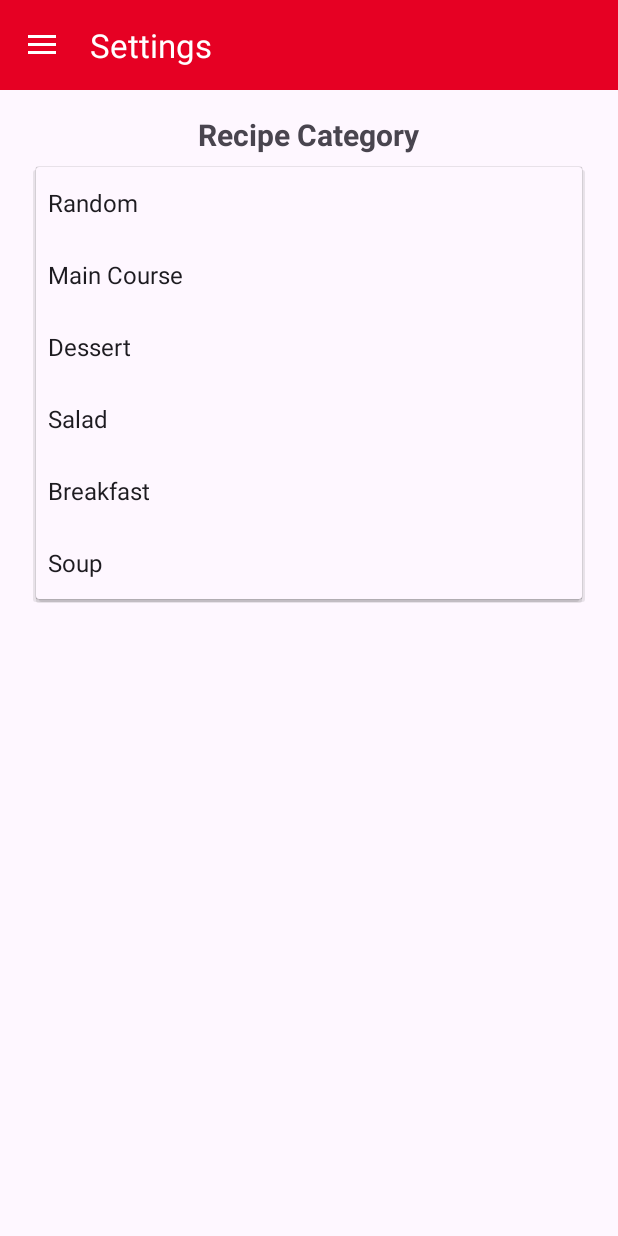
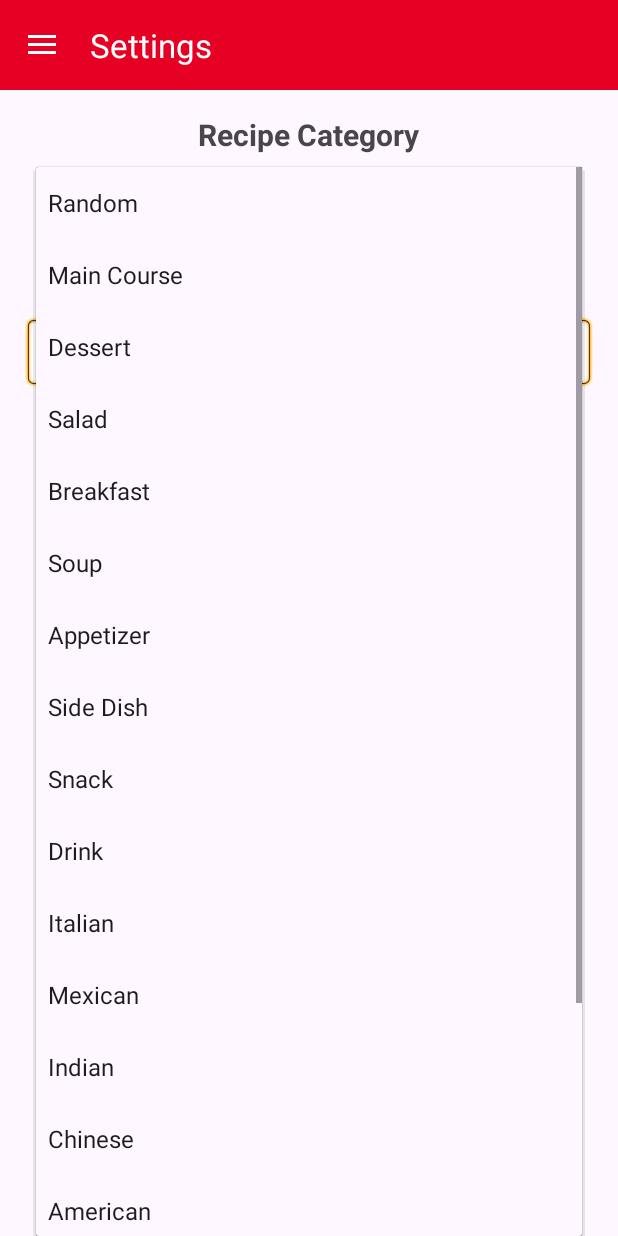
Before and after one commit to TJNgobeni/Open-Source-, an Android app: the SettingsFragment screen opened through its navigation route, after a tap on "Random", on a phone screen of 412 x 824 dp. Run offline under Robolectric (Android 15) with nearby library versions, the light colour scheme and no system bars; our stand-ins replace Firebase (no records; nobody signed in at launch, a user with empty details on screens opened directly), navigation-ui; network calls fail; pictures from the network do not load.

Commit message:
Added more categories and allergies editText

```diff
--- a/app/src/main/java/com/example/recipeapp/SettingsFragment.kt
+++ b/app/src/main/java/com/example/recipeapp/SettingsFragment.kt
@@ -1,5 +1,6 @@
 package com.example.recipeapp
 
+import android.annotation.SuppressLint
 import android.content.Context
 import android.os.Bundle
 import androidx.fragment.app.Fragment
@@ -8,6 +9,7 @@ import android.view.View
 import android.view.ViewGroup
 import android.widget.ArrayAdapter
 import android.widget.Button
+import android.widget.EditText
 import android.widget.Spinner
 import androidx.lifecycle.ViewModelProvider
 import androidx.navigation.fragment.findNavController
@@ -16,8 +18,10 @@ import com.example.recipeapp.viewmodel.RecipeViewModel
 class SettingsFragment : Fragment() {
 
     private lateinit var categorySpinner: Spinner
+    private lateinit var allergiesEditText: EditText
     private lateinit var recipeViewModel: RecipeViewModel
 
+    @SuppressLint("MissingInflatedId")
     override fun onCreateView(
         inflater: LayoutInflater, container: ViewGroup?,
         savedInstanceState: Bundle?
@@ -28,20 +32,24 @@ class SettingsFragment : Fragment() {
         recipeViewModel =
             ViewModelProvider(requireActivity()).get(RecipeViewModel::class.java)
         categorySpinner = view.findViewById(R.id.category_spinner)
+        allergiesEditText = view.findViewById(R.id.allergies_edit_text)
         val applyButton = view.findViewById<Button>(R.id.apply_settings_button)
 
         // Setup the dropdown menu
         setupSpinner()
+        loadSettings()
 
         applyButton.setOnClickListener {
             // Get selected category
             val selectedCategory = categorySpinner.selectedItem.toString().lowercase()
+            val allergies = allergiesEditText.text.toString()
 
             // Save the selected category to SharedPreferences
             val sharedPref = activity?.getSharedPreferences("RecipeAppPrefs", Context.MODE_PRIVATE)
                 ?: return@setOnClickListener
             with(sharedPref.edit()) {
                 putString("SELECTED_CATEGORY", selectedCategory)
+                putString("USER_ALLERGIES", allergies)
                 apply()
             }
 
@@ -53,10 +61,37 @@ class SettingsFragment : Fragment() {
         return view
     }
 
+    private fun loadSettings() {
+        val sharedPref =
+            activity?.getSharedPreferences("RecipeAppPrefs", Context.MODE_PRIVATE) ?: return
+        val savedAllergies = sharedPref.getString("USER_ALLERGIES", "") // Default to empty string
+        allergiesEditText.setText(savedAllergies)
+    }
+
     private fun setupSpinner() {
         // Define the categories. "Random" will have no tag.
-        val categories = arrayOf("Random", "Main Course", "Dessert", "Salad", "Breakfast", "Soup")
-        // Create an adapter for the spinner
+        val categories = arrayOf(
+            "Random",
+            "Main Course",
+            "Dessert",
+            "Salad",
+            "Breakfast",
+            "Soup",
+            "Appetizer",
+            "Side Dish",
+            "Snack",
+            "Drink",
+            "Italian",
+            "Mexican",
+            "Indian",
+            "Chinese",
+            "American",
+            "African",
+            "Japanese",
+            "Vegetarian",
+            "Vegan")
+
+        // adapter for the spinner
         val adapter =
             ArrayAdapter(requireContext(), android.R.layout.simple_spinner_item, categories)
         adapter.setDropDownViewResource(android.R.layout.simple_spinner_dropdown_item)
--- a/app/src/main/res/layout/fragment_settings.xml
+++ b/app/src/main/res/layout/fragment_settings.xml
@@ -22,6 +22,25 @@
         android:minHeight="48dp"
         android:padding="8dp"/>
 
+    <TextView
+        android:layout_width="wrap_content"
+        android:layout_height="wrap_content"
+        android:text="Allergies"
+        android:textSize="20sp"
+        android:textStyle="bold"
+        android:layout_marginTop="16dp"
+        android:layout_marginBottom="8dp"/>
+
+    <EditText
+        android:id="@+id/allergies_edit_text"
+        android:layout_width="match_parent"
+        android:layout_height="wrap_content"
+        android:minHeight="48dp"
+        android:hint="e.g., peanuts, gluten, dairy"
+        android:inputType="text"
+        android:background="@android:drawable/editbox_background"
+        android:padding="8dp"/>
+
     <Button
         android:id="@+id/apply_settings_button"
         android:layout_width="wrap_content"
```
Also changed, not shown: app/src/main/java/com/example/recipeapp/viewmodel/RecipeViewModel.kt (indentation only).
